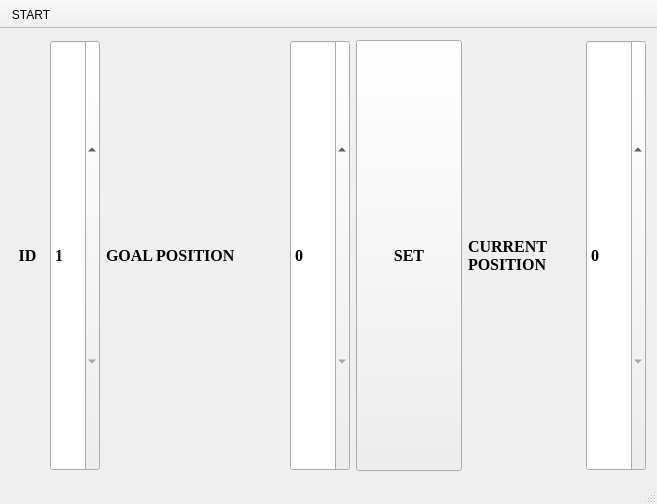
The window that mainwindow.ui (thinkexist1989/um_qt) describes before a commit, drawn with Qt 5.
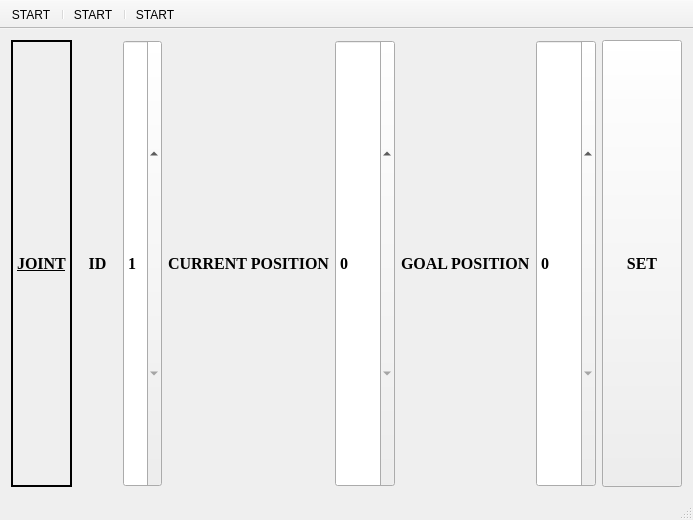
The same window after the commit. Icons and pictures are not drawn.

```diff
--- a/mainwindow.ui
+++ b/mainwindow.ui
@@ -6,8 +6,8 @@
    <rect>
     <x>0</x>
     <y>0</y>
-    <width>657</width>
-    <height>504</height>
+    <width>693</width>
+    <height>520</height>
    </rect>
   </property>
   <property name="windowTitle">
@@ -18,10 +18,41 @@
     <normaloff>:/icons/robot_arm.png</normaloff>:/icons/robot_arm.png</iconset>
   </property>
   <widget class="QWidget" name="centralWidget">
-   <layout class="QGridLayout" name="gridLayout_4" rowstretch="1,6" columnstretch="1,4,2">
+   <layout class="QGridLayout" name="gridLayout" rowstretch="1,8">
     <item row="0" column="0">
-     <layout class="QGridLayout" name="gridLayout" columnstretch="2,3" columnminimumwidth="0,0">
-      <item row="0" column="0">
+     <layout class="QHBoxLayout" name="horizontalLayout_4">
+      <item>
+       <layout class="QHBoxLayout" name="horizontalLayout_3">
+        <item>
+         <widget class="QLabel" name="label_4">
+          <property name="sizePolicy">
+           <sizepolicy hsizetype="Expanding" vsizetype="Expanding">
+            <horstretch>0</horstretch>
+            <verstretch>0</verstretch>
+           </sizepolicy>
+          </property>
+          <property name="font">
+           <font>
+            <family>Times New Roman</family>
+            <pointsize>12</pointsize>
+            <weight>75</weight>
+            <italic>false</italic>
+            <bold>true</bold>
+            <underline>true</underline>
+           </font>
+          </property>
+          <property name="frameShape">
+           <enum>QFrame::WinPanel</enum>
+          </property>
+          <property name="frameShadow">
+           <enum>QFrame::Plain</enum>
+          </property>
+          <property name="text">
+           <string>JOINT</string>
+          </property>
+         </widget>
+        </item>
+        <item>
        <widget class="QLabel" name="label_2">
         <property name="sizePolicy">
          <sizepolicy hsizetype="Expanding" vsizetype="Expanding">
@@ -51,7 +82,7 @@
         </property>
        </widget>
       </item>
-      <item row="0" column="1">
+        <item>
        <widget class="QSpinBox" name="idSpinBox">
         <property name="sizePolicy">
          <sizepolicy hsizetype="Expanding" vsizetype="Expanding">
@@ -71,15 +102,58 @@
          <number>1</number>
         </property>
         <property name="maximum">
-         <number>6</number>
+           <number>5</number>
         </property>
        </widget>
       </item>
      </layout>
     </item>
-    <item row="0" column="1">
-     <layout class="QGridLayout" name="gridLayout_2" columnstretch="5,3,3">
-      <item row="0" column="0">
+      <item>
+       <layout class="QHBoxLayout" name="horizontalLayout_2">
+        <item>
+         <widget class="QLabel" name="label_3">
+          <property name="font">
+           <font>
+            <family>Times New Roman</family>
+            <pointsize>12</pointsize>
+            <weight>75</weight>
+            <bold>true</bold>
+           </font>
+          </property>
+          <property name="text">
+           <string>CURRENT POSITION</string>
+          </property>
+          <property name="wordWrap">
+           <bool>true</bool>
+          </property>
+         </widget>
+        </item>
+        <item>
+         <widget class="QSpinBox" name="CurrentPosSpinBox">
+          <property name="sizePolicy">
+           <sizepolicy hsizetype="Fixed" vsizetype="Preferred">
+            <horstretch>0</horstretch>
+            <verstretch>0</verstretch>
+           </sizepolicy>
+          </property>
+          <property name="font">
+           <font>
+            <family>Times New Roman</family>
+            <pointsize>12</pointsize>
+            <weight>75</weight>
+            <bold>true</bold>
+           </font>
+          </property>
+          <property name="maximum">
+           <number>4095</number>
+          </property>
+         </widget>
+        </item>
+       </layout>
+      </item>
+      <item>
+       <layout class="QHBoxLayout" name="horizontalLayout">
+        <item>
        <widget class="QLabel" name="label">
         <property name="sizePolicy">
          <sizepolicy hsizetype="Expanding" vsizetype="Expanding">
@@ -106,7 +180,7 @@
         </property>
        </widget>
       </item>
-      <item row="0" column="1">
+        <item>
        <widget class="QSpinBox" name="GoalPosSpinBox">
         <property name="sizePolicy">
          <sizepolicy hsizetype="Fixed" vsizetype="Expanding">
@@ -127,7 +201,7 @@
         </property>
        </widget>
       </item>
-      <item row="0" column="2">
+        <item>
        <widget class="QPushButton" name="SetPosBtn">
         <property name="sizePolicy">
          <sizepolicy hsizetype="Expanding" vsizetype="Expanding">
@@ -160,50 +234,9 @@
       </item>
      </layout>
     </item>
-    <item row="0" column="2">
-     <layout class="QGridLayout" name="gridLayout_3" columnstretch="3,2">
-      <item row="0" column="1">
-       <widget class="QSpinBox" name="CurrentPosSpinBox">
-        <property name="sizePolicy">
-         <sizepolicy hsizetype="Fixed" vsizetype="Preferred">
-          <horstretch>0</horstretch>
-          <verstretch>0</verstretch>
-         </sizepolicy>
-        </property>
-        <property name="font">
-         <font>
-          <family>Times New Roman</family>
-          <pointsize>12</pointsize>
-          <weight>75</weight>
-          <bold>true</bold>
-         </font>
-        </property>
-        <property name="maximum">
-         <number>4095</number>
-        </property>
-       </widget>
-      </item>
-      <item row="0" column="0">
-       <widget class="QLabel" name="label_3">
-        <property name="font">
-         <font>
-          <family>Times New Roman</family>
-          <pointsize>12</pointsize>
-          <weight>75</weight>
-          <bold>true</bold>
-         </font>
-        </property>
-        <property name="text">
-         <string>CURRENT POSITION</string>
-        </property>
-        <property name="wordWrap">
-         <bool>true</bool>
-        </property>
-       </widget>
-      </item>
      </layout>
     </item>
-    <item row="1" column="0" colspan="3">
+    <item row="1" column="0">
      <layout class="QGridLayout" name="glLayout"/>
     </item>
    </layout>
@@ -214,8 +247,8 @@
    </property>
    <property name="iconSize">
     <size>
-     <width>20</width>
-     <height>20</height>
+     <width>50</width>
+     <height>50</height>
     </size>
    </property>
    <property name="floatable">
@@ -228,6 +261,10 @@
     <bool>false</bool>
    </attribute>
    <addaction name="actionSettings"/>
+   <addaction name="separator"/>
+   <addaction name="actionSingleJointControl"/>
+   <addaction name="separator"/>
+   <addaction name="actionAbout"/>
   </widget>
   <widget class="QStatusBar" name="statusBar"/>
   <action name="actionSettings">
@@ -243,6 +280,32 @@
     <string>start serial port</string>
    </property>
   </action>
+  <action name="actionSingleJointControl">
+   <property name="icon">
+    <iconset theme=":/icons/joint.ico" resource="Resource.qrc">
+     <normaloff>:/icons/joint.ico</normaloff>
+     <normalon>:/icons/setting.ico</normalon>:/icons/joint.ico</iconset>
+   </property>
+   <property name="text">
+    <string>START</string>
+   </property>
+   <property name="toolTip">
+    <string>Single Joint Control</string>
+   </property>
+  </action>
+  <action name="actionAbout">
+   <property name="icon">
+    <iconset resource="Resource.qrc">
+     <normaloff>:/icons/about.ico</normaloff>
+     <normalon>:/icons/about.ico</normalon>:/icons/about.ico</iconset>
+   </property>
+   <property name="text">
+    <string>START</string>
+   </property>
+   <property name="toolTip">
+    <string>About</string>
+   </property>
+  </action>
  </widget>
  <layoutdefault spacing="6" margin="11"/>
  <resources>
```
Lines whose indentation alone changed are shown as unchanged.
